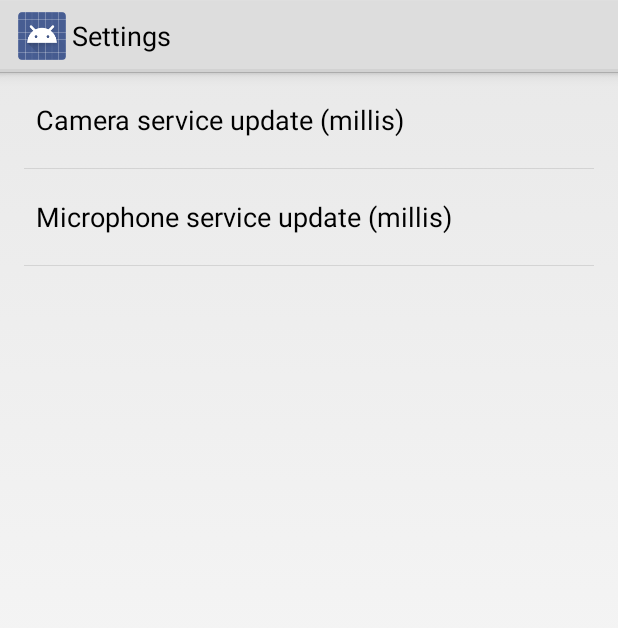
After one commit to JegernOUTT/Camera_handler, an Android app: the SettingsActivity screen opened directly, with no data from a screen before it, on a phone screen of 412 x 824 dp. The commit adds this screen. Shown: the top 628 px of the screen. Run offline under Robolectric (Android 15) with nearby library versions, the light colour scheme and no system bars.

Commit message:
added - default scan time 1000 and 2500 - it can be changed in settings - static members in checking services

```diff
--- a/AndroidStudioProjects/cam_test/app/build.gradle
+++ b/AndroidStudioProjects/cam_test/app/build.gradle
@@ -22,5 +22,6 @@ android {
 dependencies {
     compile fileTree(dir: 'libs', include: ['*.jar'])
     compile 'com.github.johnpersano:supertoasts:1.3.4@aar'
-    compile "com.android.support:appcompat-v7:21.0.+"
+    compile 'com.android.support:appcompat-v7:21.0.3'
+    compile 'com.android.support:support-v4:21.0.3'
 }
--- /dev/null
+++ b/AndroidStudioProjects/cam_test/app/src/main/java/com/oit_sergei/KRUGIS/SettingsActivity.java
@@ -0,0 +1,14 @@
+package com.oit_sergei.KRUGIS;
+
+import android.os.Bundle;
+import android.preference.PreferenceActivity;
+
+public class SettingsActivity extends PreferenceActivity {
+
+    @Override
+    protected void onCreate(Bundle savedInstanceState) {
+        super.onCreate(savedInstanceState);
+        addPreferencesFromResource(R.xml.pref_general);
+    }
+
+}
--- a/AndroidStudioProjects/cam_test/app/src/main/res/values/strings.xml
+++ b/AndroidStudioProjects/cam_test/app/src/main/res/values/strings.xml
@@ -28,5 +28,7 @@
     <string name="title_activity_files_connect">Files_connect</string>
     <string name="title_activity_swipe_list_view">SwipeListViewActivity</string>
     <string name="update_status">Update services status</string>
+    <string name="title_activity_main_activity2">MainActivity2</string>
+    <string name="hello_world">Hello world!</string>
 
 </resources>
--- /dev/null
+++ b/AndroidStudioProjects/cam_test/app/src/main/res/values/strings_activity_settings.xml
@@ -0,0 +1,23 @@
+<resources>
+    <string name="title_activity_settings">Settings</string>
+
+    <!-- Strings related to Settings -->
+
+    <!-- Example General settings -->
+    <string name="pref_header_general">General</string>
+
+    <string name="pref_title_social_recommendations">Enable social recommendations</string>
+    <string name="pref_description_social_recommendations">Recommendations for people to contact
+        based on your message history
+    </string>
+
+    <string name="title_camera">Camera service update (millis)</string>
+    <string name="default_cam">1000</string>
+
+
+    <string name="title_microphone">Microphone service update (millis)</string>
+    <string name="default_mic">2500</string>
+
+
+
+</resources>
--- /dev/null
+++ b/AndroidStudioProjects/cam_test/app/src/main/res/xml/pref_general.xml
@@ -0,0 +1,20 @@
+<?xml version="1.0" encoding="utf-8"?>
+<PreferenceScreen xmlns:android="http://schemas.android.com/apk/res/android">
+
+    <EditTextPreference
+        android:key="time_camera_update"
+        android:title="@string/title_camera"
+        android:defaultValue="@string/default_cam"
+        android:inputType="numberDecimal"
+        android:singleLine="true"
+        android:maxLines="1" />
+
+    <EditTextPreference
+        android:key="time_microphone_update"
+        android:title="@string/title_microphone"
+        android:defaultValue="@string/default_mic"
+        android:inputType="numberDecimal"
+        android:singleLine="true"
+        android:maxLines="1" />
+
+</PreferenceScreen>
```
Also changed, not shown: AndroidStudioProjects/cam_test/app/src/main/AndroidManifest.xml (+14 -12 lines), AndroidStudioProjects/cam_test/app/src/main/java/com/oit_sergei/KRUGIS/MainActivity.java (+53 -9 lines), AndroidStudioProjects/cam_test/app/src/main/res/menu/menu.xml (added, +10 -0 lines), 1 other file.
